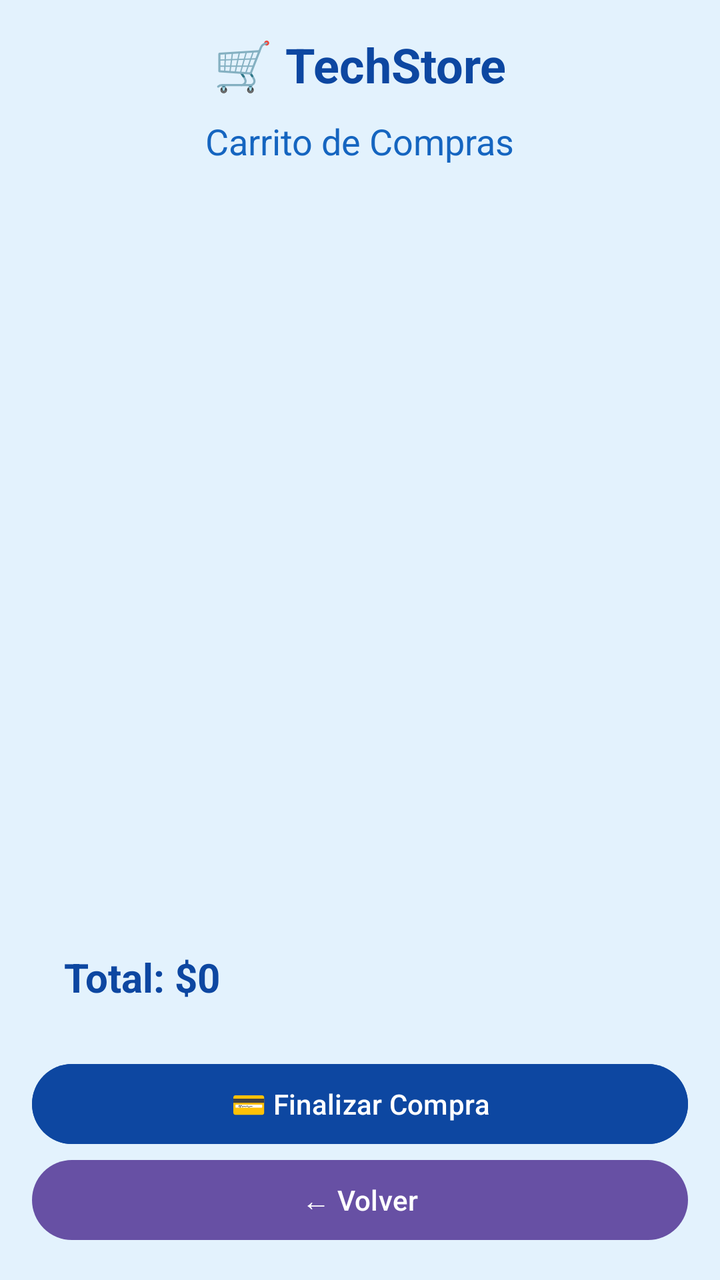
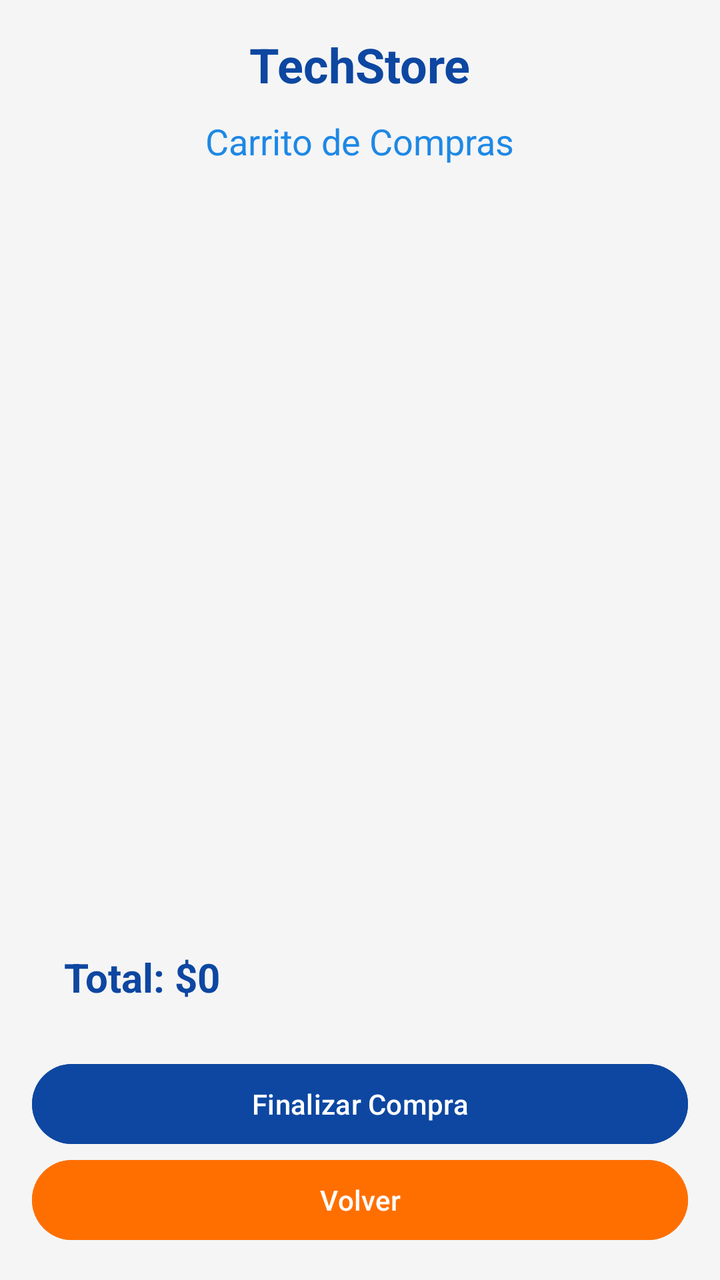

Screens rendered from an Android XML layout before and after an edit, with the pre-edit source and the edit as a unified diff.
<!-- AndroidManifest.xml: application theme Theme.TechStore -->
<!-- res/layout/activity_carrito.xml -->
<LinearLayout xmlns:android="http://schemas.android.com/apk/res/android"
    android:orientation="vertical"
    android:background="#E3F2FD"
    android:padding="16dp"
    android:layout_width="match_parent"
    android:layout_height="match_parent">

    
    <TextView
        android:text="🛒 TechStore"
        android:textSize="24sp"
        android:textStyle="bold"
        android:textColor="#0D47A1"
        android:layout_gravity="center"
        android:layout_marginBottom="10dp"
        android:layout_width="wrap_content"
        android:layout_height="wrap_content"/>

    <TextView
        android:text="Carrito de Compras"
        android:textSize="18sp"
        android:textColor="#1565C0"
        android:layout_gravity="center"
        android:layout_marginBottom="10dp"
        android:layout_width="wrap_content"
        android:layout_height="wrap_content"/>

    
    <androidx.recyclerview.widget.RecyclerView
        android:id="@+id/recyclerCarrito"
        android:layout_width="match_parent"
        android:layout_height="0dp"
        android:layout_weight="1"/>

    
    <LinearLayout
        android:orientation="vertical"
        android:background="@drawable/bg_card"
        android:padding="16dp"
        android:layout_marginTop="10dp"
        android:layout_width="match_parent"
        android:layout_height="wrap_content">

        <TextView
            android:id="@+id/txtTotal"
            android:text="Total: $0"
            android:textSize="20sp"
            android:textStyle="bold"
            android:textColor="#0D47A1"
            android:layout_width="wrap_content"
            android:layout_height="wrap_content"/>

    </LinearLayout>

    
    <Button
        android:id="@+id/btnPagar"
        android:text="💳 Finalizar Compra"
        android:backgroundTint="#0D47A1"
        android:textColor="#FFFFFF"
        android:layout_marginTop="10dp"
        android:layout_width="match_parent"
        android:layout_height="wrap_content"/>

    <Button
        android:id="@+id/btnVolver"
        android:text="← Volver"
        android:layout_width="match_parent"
        android:layout_height="wrap_content"/>

</LinearLayout>
<!-- resources referenced by this layout -->
<resources>
  <!-- drawable bg_card (drawable) -->
  <?xml version="1.0" encoding="utf-8"?>
  <selector xmlns:android="http://schemas.android.com/apk/res/android">
      <shape xmlns:android="http://schemas.android.com/apk/res/android">
          <solid android:color="#FFFFFF"/>
  
          <stroke
              android:width="2dp"
              android:color="#2196F3"/>
  
          <corners android:radius="12dp"/>
      </shape>
  </selector>
  <style name="Theme.TechStore" parent="Base.Theme.TechStore" />
  <style name="Base.Theme.TechStore" parent="Theme.Material3.DayNight.NoActionBar">
          
          
      </style>
</resources>

<!-- the commit's change to res/layout/activity_carrito.xml (unified diff, before → after) -->
@@ -1,38 +1,37 @@
-<LinearLayout xmlns:android="http://schemas.android.com/apk/res/android"
+<?xml version="1.0" encoding="utf-8"?>
+<LinearLayout
+    xmlns:android="http://schemas.android.com/apk/res/android"
     android:orientation="vertical"
-    android:background="#E3F2FD"
+    android:background="@color/background"
     android:padding="16dp"
     android:layout_width="match_parent"
     android:layout_height="match_parent">
 
-    
     <TextView
-        android:text="🛒 TechStore"
+        android:text="@string/app_name"
         android:textSize="24sp"
         android:textStyle="bold"
-        android:textColor="#0D47A1"
+        android:textColor="@color/primaryDark"
         android:layout_gravity="center"
         android:layout_marginBottom="10dp"
         android:layout_width="wrap_content"
         android:layout_height="wrap_content"/>
 
     <TextView
-        android:text="Carrito de Compras"
+        android:text="@string/carrito_compras"
         android:textSize="18sp"
-        android:textColor="#1565C0"
+        android:textColor="@color/primary"
         android:layout_gravity="center"
         android:layout_marginBottom="10dp"
         android:layout_width="wrap_content"
         android:layout_height="wrap_content"/>
 
-    
     <androidx.recyclerview.widget.RecyclerView
         android:id="@+id/recyclerCarrito"
         android:layout_width="match_parent"
         android:layout_height="0dp"
         android:layout_weight="1"/>
 
-    
     <LinearLayout
         android:orientation="vertical"
         android:background="@drawable/bg_card"
@@ -43,28 +42,29 @@
 
         <TextView
             android:id="@+id/txtTotal"
-            android:text="Total: $0"
+            android:text="@string/total_default"
             android:textSize="20sp"
             android:textStyle="bold"
-            android:textColor="#0D47A1"
+            android:textColor="@color/primaryDark"
             android:layout_width="wrap_content"
             android:layout_height="wrap_content"/>
 
     </LinearLayout>
 
-    
     <Button
         android:id="@+id/btnPagar"
-        android:text="💳 Finalizar Compra"
-        android:backgroundTint="#0D47A1"
-        android:textColor="#FFFFFF"
+        android:text="@string/finalizar_compra"
+        android:backgroundTint="@color/primaryDark"
+        android:textColor="@color/white"
         android:layout_marginTop="10dp"
         android:layout_width="match_parent"
         android:layout_height="wrap_content"/>
 
     <Button
         android:id="@+id/btnVolver"
-        android:text="← Volver"
+        android:text="@string/volver"
+        android:textColor="@color/white"
+        android:backgroundTint="@color/accent"
         android:layout_width="match_parent"
         android:layout_height="wrap_content"/>
 
<!-- resource entries referenced after the edit -->
@@ -1,5 +1,10 @@
 <!-- resources referenced by this layout -->
 <resources>
+  <color name="accent">#FF6F00</color>
+  <color name="background">#F5F5F5</color>
+  <color name="primary">#1E88E5</color>
+  <color name="primaryDark">#0D47A1</color>
+  <color name="white">#FFFFFF</color>
   <!-- drawable bg_card (drawable) -->
   <?xml version="1.0" encoding="utf-8"?>
   <selector xmlns:android="http://schemas.android.com/apk/res/android">
@@ -13,6 +18,11 @@
           <corners android:radius="12dp"/>
       </shape>
   </selector>
+  <string name="app_name">TechStore</string>
+  <string name="carrito_compras">Carrito de Compras</string>
+  <string name="finalizar_compra">Finalizar Compra</string>
+  <string name="total_default">Total: $0</string>
+  <string name="volver">Volver</string>
   <style name="Theme.TechStore" parent="Base.Theme.TechStore" />
   <style name="Base.Theme.TechStore" parent="Theme.Material3.DayNight.NoActionBar">
           
